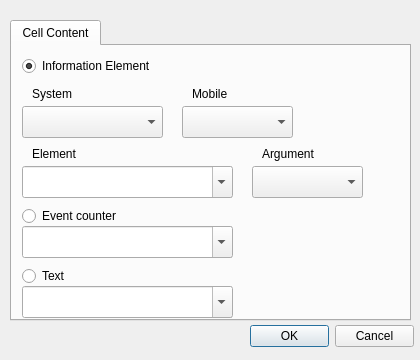
First picture: the form in Azenqos/ui/cell_setting.ui, repository meritechsolutions/azenqos_qgis_plugin, before the edit.
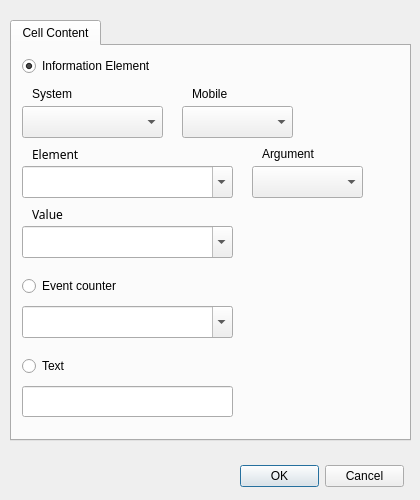
Second picture: the form after the edit.

What changed in the file:
```diff
--- a/Azenqos/ui/cell_setting.ui
+++ b/Azenqos/ui/cell_setting.ui
@@ -13,21 +13,9 @@
     <x>0</x>
     <y>0</y>
     <width>420</width>
-    <height>360</height>
+    <height>500</height>
    </rect>
   </property>
-  <property name="minimumSize">
-   <size>
-    <width>420</width>
-    <height>360</height>
-   </size>
-  </property>
-  <property name="maximumSize">
-   <size>
-    <width>420</width>
-    <height>360</height>
-   </size>
-  </property>
   <property name="baseSize">
    <size>
     <width>420</width>
@@ -43,7 +31,7 @@
      <x>10</x>
      <y>20</y>
      <width>401</width>
-     <height>301</height>
+     <height>421</height>
     </rect>
    </property>
    <property name="currentIndex">
@@ -124,6 +112,11 @@
        <height>16</height>
       </rect>
      </property>
+     <property name="font">
+      <font>
+       <family>Sarabun</family>
+      </font>
+     </property>
      <property name="text">
       <string>Element</string>
      </property>
@@ -168,7 +161,7 @@
      <property name="geometry">
       <rect>
        <x>10</x>
-       <y>160</y>
+       <y>230</y>
        <width>151</width>
        <height>20</height>
       </rect>
@@ -184,7 +177,7 @@
      <property name="geometry">
       <rect>
        <x>10</x>
-       <y>180</y>
+       <y>260</y>
        <width>211</width>
        <height>32</height>
       </rect>
@@ -197,7 +190,7 @@
      <property name="geometry">
       <rect>
        <x>10</x>
-       <y>220</y>
+       <y>310</y>
        <width>151</width>
        <height>20</height>
       </rect>
@@ -213,7 +206,7 @@
      <property name="geometry">
       <rect>
        <x>10</x>
-       <y>240</y>
+       <y>180</y>
        <width>211</width>
        <height>32</height>
       </rect>
@@ -222,13 +215,41 @@
       <string/>
      </property>
     </widget>
+    <widget class="QLabel" name="lblValue">
+     <property name="geometry">
+      <rect>
+       <x>20</x>
+       <y>160</y>
+       <width>59</width>
+       <height>16</height>
+      </rect>
+     </property>
+     <property name="font">
+      <font>
+       <family>Sarabun</family>
+      </font>
+     </property>
+     <property name="text">
+      <string>Value</string>
+     </property>
+    </widget>
+    <widget class="QLineEdit" name="leText">
+     <property name="geometry">
+      <rect>
+       <x>10</x>
+       <y>340</y>
+       <width>211</width>
+       <height>31</height>
+      </rect>
+     </property>
+    </widget>
    </widget>
   </widget>
   <widget class="QDialogButtonBox" name="bbCellContent">
    <property name="geometry">
     <rect>
-     <x>250</x>
-     <y>320</y>
+     <x>240</x>
+     <y>460</y>
      <width>164</width>
      <height>32</height>
     </rect>
```
Left out of the diff: 16 changed lines with no effect on the pictures.
